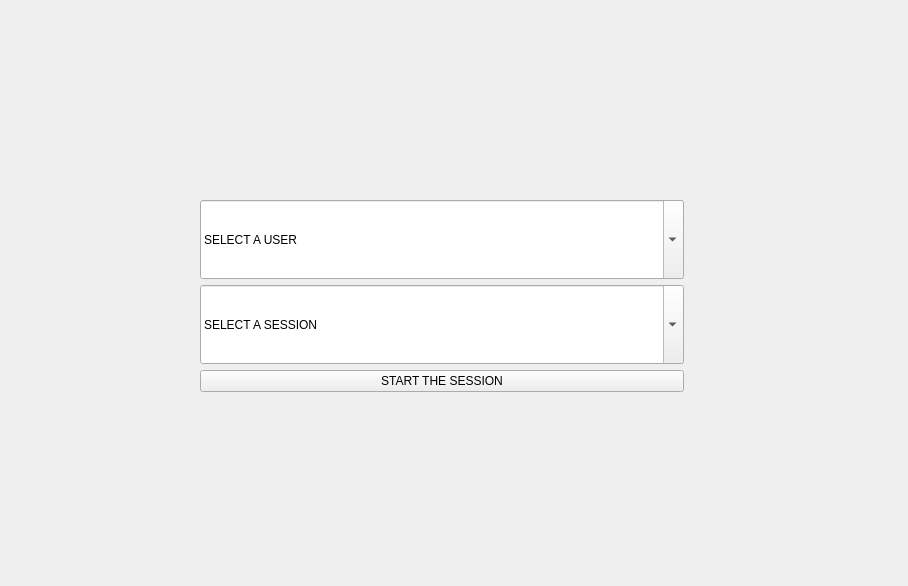
Above: views/first_window.ui from RadekChy25/ChewSense before the change. Below: the same form after it.
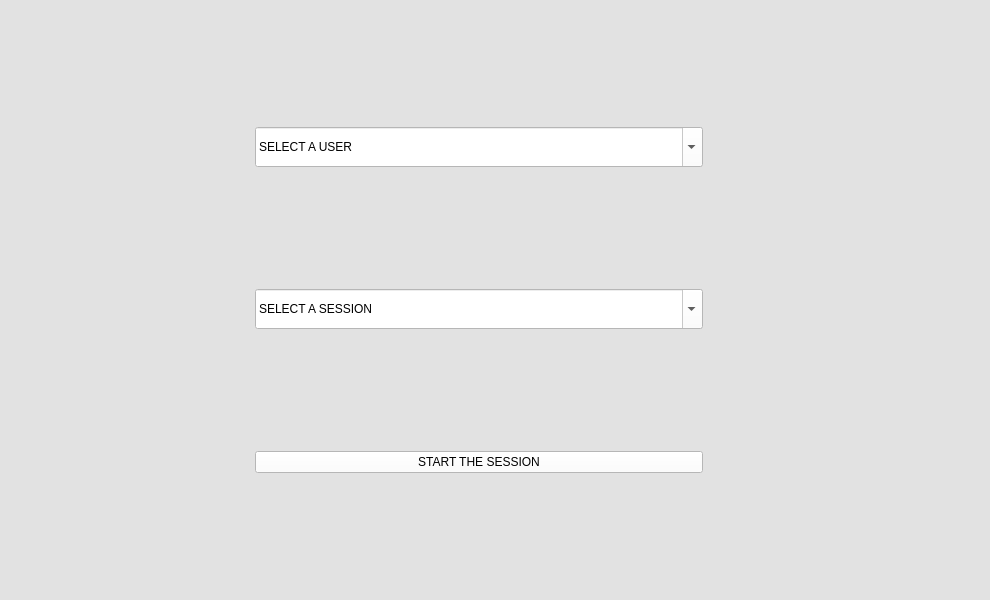
That is the form after the change. Icons and pictures are not drawn.

```diff
--- a/views/first_window.ui
+++ b/views/first_window.ui
@@ -6,17 +6,20 @@
    <rect>
     <x>0</x>
     <y>0</y>
-    <width>908</width>
-    <height>586</height>
+    <width>990</width>
+    <height>600</height>
    </rect>
   </property>
   <property name="windowTitle">
    <string>Form</string>
   </property>
+  <property name="styleSheet">
+   <string notr="true">background-color: rgb(226,226,226) ;color: rgb(0,0,0)</string>
+  </property>
   <layout class="QVBoxLayout" name="verticalLayout">
    <item>
     <layout class="QGridLayout" name="gridLayout">
-     <item row="1" column="3">
+     <item row="1" column="4">
       <widget class="QPushButton" name="add_user_btn">
        <property name="styleSheet">
         <string notr="true">border:0;</string>
@@ -27,45 +30,163 @@
        </property>
        <property name="iconSize">
         <size>
-         <width>50</width>
-         <height>50</height>
+         <width>24</width>
+         <height>24</height>
         </size>
        </property>
       </widget>
      </item>
      <item row="1" column="2">
-      <widget class="QComboBox" name="user_list">
-       <property name="minimumSize">
+      <widget class="QPushButton" name="pushButton_3">
+       <property name="styleSheet">
+        <string notr="true">border:0</string>
+       </property>
+       <property name="text">
+        <string/>
+       </property>
+       <property name="icon">
+        <iconset resource="../resources.qrc">
+         <normaloff>:/icons/User_light@3x.png</normaloff>:/icons/User_light@3x.png</iconset>
+       </property>
+       <property name="iconSize">
         <size>
-         <width>484</width>
-         <height>79</height>
+         <width>30</width>
+         <height>30</height>
         </size>
        </property>
-       <property name="editable">
+      </widget>
+     </item>
+     <item row="3" column="4">
+      <widget class="QPushButton" name="add_session_btn">
+       <property name="styleSheet">
+        <string notr="true">border:0;</string>
+       </property>
+       <property name="icon">
+        <iconset resource="../resources.qrc">
+         <normaloff>:/icons/views/icons/plus_icon.png</normaloff>:/icons/views/icons/plus_icon.png</iconset>
+       </property>
+       <property name="iconSize">
+        <size>
+         <width>24</width>
+         <height>24</height>
+        </size>
+       </property>
+      </widget>
+     </item>
+     <item row="5" column="3">
+      <widget class="QPushButton" name="go_to_main">
+       <property name="sizePolicy">
+        <sizepolicy hsizetype="Expanding" vsizetype="Fixed">
+         <horstretch>0</horstretch>
+         <verstretch>0</verstretch>
+        </sizepolicy>
+       </property>
+       <property name="toolTipDuration">
+        <number>0</number>
+       </property>
+       <property name="layoutDirection">
+        <enum>Qt::LeftToRight</enum>
+       </property>
+       <property name="styleSheet">
+        <string notr="true">background-color: rgb(255,255,255) ;color: rgb(0,0,0)</string>
+       </property>
+       <property name="text">
+        <string>START THE SESSION</string>
+       </property>
+      </widget>
+     </item>
+     <item row="1" column="5">
+      <widget class="QPushButton" name="pushButton">
+       <property name="enabled">
         <bool>true</bool>
        </property>
-       <property name="currentText">
-        <string>SELECT A USER</string>
+       <property name="styleSheet">
+        <string notr="true">border: 0</string>
+       </property>
+       <property name="text">
+        <string/>
+       </property>
+       <property name="icon">
+        <iconset resource="../resources.qrc">
+         <normaloff>:/icons/views/icons/trash_icon.png</normaloff>:/icons/views/icons/trash_icon.png</iconset>
+       </property>
+       <property name="iconSize">
+        <size>
+         <width>24</width>
+         <height>24</height>
+        </size>
        </property>
       </widget>
      </item>
-     <item row="0" column="4" rowspan="5">
+     <item row="0" column="6" rowspan="7">
       <spacer name="horizontalSpacer_2">
        <property name="orientation">
         <enum>Qt::Horizontal</enum>
        </property>
+       <property name="sizeType">
+        <enum>QSizePolicy::Fixed</enum>
+       </property>
        <property name="sizeHint" stdset="0">
         <size>
-         <width>40</width>
+         <width>200</width>
          <height>20</height>
         </size>
        </property>
       </spacer>
      </item>
+     <item row="3" column="2">
+      <widget class="QPushButton" name="pushButton_4">
+       <property name="styleSheet">
+        <string notr="true">border:0</string>
+       </property>
+       <property name="text">
+        <string/>
+       </property>
+       <property name="icon">
+        <iconset resource="../resources.qrc">
+         <normaloff>:/icons/Edit_duotone_line@3x.png</normaloff>:/icons/Edit_duotone_line@3x.png</iconset>
+       </property>
+       <property name="iconSize">
+        <size>
+         <width>30</width>
+         <height>30</height>
+        </size>
+       </property>
+      </widget>
+     </item>
      <item row="2" column="3">
-      <widget class="QPushButton" name="add_session_btn">
+      <spacer name="verticalSpacer_3">
+       <property name="orientation">
+        <enum>Qt::Vertical</enum>
+       </property>
+       <property name="sizeType">
+        <enum>QSizePolicy::Fixed</enum>
+       </property>
+       <property name="sizeHint" stdset="0">
+        <size>
+         <width>5</width>
+         <height>5</height>
+        </size>
+       </property>
+      </spacer>
+     </item>
+     <item row="0" column="1" colspan="4">
+      <spacer name="verticalSpacer">
+       <property name="orientation">
+        <enum>Qt::Vertical</enum>
+       </property>
+       <property name="sizeType">
+        <enum>QSizePolicy::Expanding</enum>
+       </property>
+      </spacer>
+     </item>
+     <item row="3" column="5">
+      <widget class="QPushButton" name="pushButton_2">
        <property name="styleSheet">
-        <string notr="true">border:0;</string>
+        <string notr="true">border: 0</string>
+       </property>
+       <property name="text">
+        <string/>
        </property>
        <property name="icon">
         <iconset resource="../resources.qrc">
@@ -73,76 +194,80 @@
        </property>
        <property name="iconSize">
         <size>
-         <width>50</width>
-         <height>50</height>
+         <width>24</width>
+         <height>24</height>
         </size>
        </property>
       </widget>
      </item>
-     <item row="0" column="0" rowspan="5">
+     <item row="1" column="3">
+      <widget class="QComboBox" name="user_list">
+       <property name="sizePolicy">
+        <sizepolicy hsizetype="Expanding" vsizetype="Fixed">
+         <horstretch>0</horstretch>
+         <verstretch>0</verstretch>
+        </sizepolicy>
+       </property>
+       <property name="minimumSize">
+        <size>
+         <width>400</width>
+         <height>40</height>
+        </size>
+       </property>
+       <property name="styleSheet">
+        <string notr="true">background-color: rgb(255,255,255) ;color: rgb(0,0,0)</string>
+       </property>
+       <property name="editable">
+        <bool>true</bool>
+       </property>
+       <property name="currentText">
+        <string>SELECT A USER</string>
+       </property>
+      </widget>
+     </item>
+     <item row="0" column="0" rowspan="7">
       <spacer name="horizontalSpacer">
        <property name="orientation">
         <enum>Qt::Horizontal</enum>
        </property>
+       <property name="sizeType">
+        <enum>QSizePolicy::Fixed</enum>
+       </property>
        <property name="sizeHint" stdset="0">
         <size>
-         <width>40</width>
-         <height>20</height>
+         <width>200</width>
+         <height>0</height>
         </size>
        </property>
       </spacer>
      </item>
-     <item row="4" column="1" colspan="3">
+     <item row="6" column="1" colspan="4">
       <spacer name="verticalSpacer_2">
        <property name="orientation">
         <enum>Qt::Vertical</enum>
        </property>
-       <property name="sizeHint" stdset="0">
-        <size>
-         <width>20</width>
-         <height>40</height>
-        </size>
+       <property name="sizeType">
+        <enum>QSizePolicy::Expanding</enum>
        </property>
       </spacer>
      </item>
-     <item row="0" column="1" colspan="3">
-      <spacer name="verticalSpacer">
-       <property name="orientation">
-        <enum>Qt::Vertical</enum>
-       </property>
-       <property name="sizeHint" stdset="0">
-        <size>
-         <width>20</width>
-         <height>40</height>
-        </size>
-       </property>
-      </spacer>
-     </item>
-     <item row="1" column="1">
-      <widget class="QLabel" name="user_icon">
-       <property name="pixmap">
-        <pixmap resource="../resources.qrc">:/icons/widgets/icons/user_icon.png</pixmap>
-       </property>
-       <property name="scaledContents">
-        <bool>false</bool>
-       </property>
-      </widget>
-     </item>
-     <item row="2" column="1">
-      <widget class="QLabel" name="session_icon">
-       <property name="pixmap">
-        <pixmap resource="../resources.qrc">:/icons/widgets/icons/pen_icon.png</pixmap>
-       </property>
-      </widget>
-     </item>
-     <item row="2" column="2">
+     <item row="3" column="3">
       <widget class="QComboBox" name="session_list">
+       <property name="sizePolicy">
+        <sizepolicy hsizetype="Expanding" vsizetype="Fixed">
+         <horstretch>0</horstretch>
+         <verstretch>0</verstretch>
+        </sizepolicy>
+       </property>
        <property name="minimumSize">
         <size>
-         <width>484</width>
-         <height>79</height>
+         <width>400</width>
+         <height>40</height>
         </size>
        </property>
+       <property name="styleSheet">
+        <string notr="true">background-color: rgb(255,255,255) ;color: rgb(0,0,0)</string>
+       </property>
        <property name="editable">
         <bool>true</bool>
        </property>
@@ -151,12 +276,21 @@
        </property>
       </widget>
      </item>
-     <item row="3" column="2">
-      <widget class="QPushButton" name="go_to_main">
-       <property name="text">
-        <string>START THE SESSION</string>
+     <item row="4" column="3">
+      <spacer name="verticalSpacer_4">
+       <property name="orientation">
+        <enum>Qt::Vertical</enum>
        </property>
-      </widget>
+       <property name="sizeType">
+        <enum>QSizePolicy::Fixed</enum>
+       </property>
+       <property name="sizeHint" stdset="0">
+        <size>
+         <width>5</width>
+         <height>5</height>
+        </size>
+       </property>
+      </spacer>
      </item>
     </layout>
    </item>
```
Left out of the diff: 4 changed lines with no effect on the pictures.
